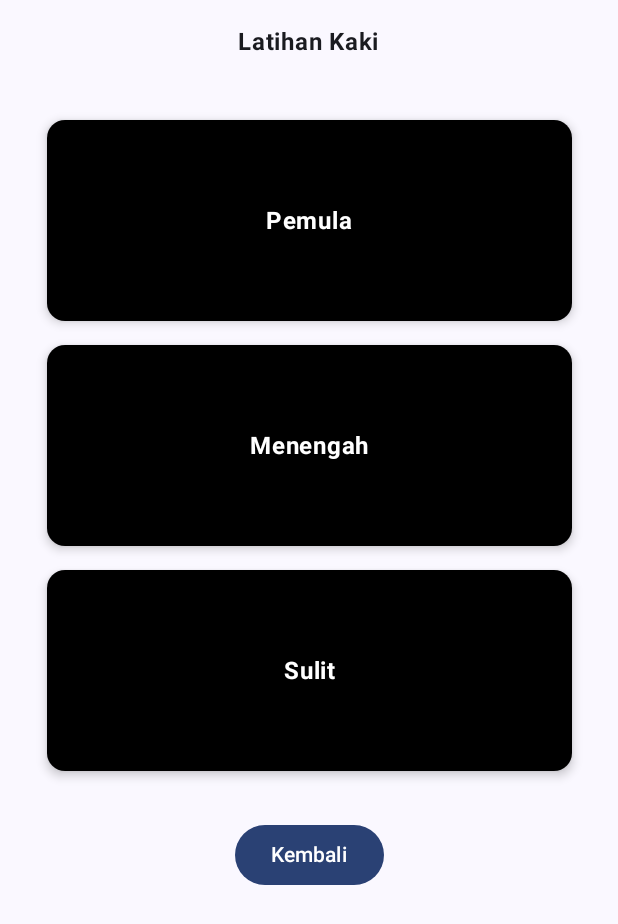
After one commit to BimoChesta/Miniproject-1, an Android app built with Jetpack Compose: the composable LatihanKakiScreen shown on its own in the app's theme, on a phone screen of 412 x 824 dp. The commit adds this screen. Shown: the top 924 px of the screen. Run offline under Robolectric (Android 15) with nearby library versions, the phone set to English and light mode, and no system bars.

Commit message:
1.6 LatihanKakiScreen dan mengisinya

```diff
--- /dev/null
+++ b/app/src/main/java/com/bimo0064/assesment1_miniproject/LatihanKakiScreen.kt
@@ -0,0 +1,57 @@
+package com.bimo0064.assesment1_miniproject
+
+import androidx.compose.foundation.background
+import androidx.compose.foundation.clickable
+import androidx.compose.foundation.layout.*
+import androidx.compose.material3.*
+import androidx.compose.runtime.Composable
+import androidx.compose.ui.Alignment
+import androidx.compose.ui.Modifier
+import androidx.compose.ui.draw.shadow
+import androidx.compose.ui.graphics.Color
+import androidx.compose.ui.text.font.FontWeight
+import androidx.compose.ui.unit.dp
+
+@Composable
+fun LatihanKakiScreen(onBack: () -> Unit) {
+    Column(
+        modifier = Modifier
+            .fillMaxSize()
+            .padding(16.dp),
+        horizontalAlignment = Alignment.CenterHorizontally
+    ) {
+        Text("Latihan Kaki", fontWeight = FontWeight.Bold)
+        Spacer(modifier = Modifier.height(8.dp))
+        Spacer(modifier = Modifier.height(24.dp))
+
+        BarLevelKaki("Pemula")
+        BarLevelKaki("Menengah")
+        BarLevelKaki("Sulit")
+
+        Spacer(modifier = Modifier.height(24.dp))
+
+        Button(onClick = onBack) {
+            Text("Kembali")
+        }
+    }
+}
+
+@Composable
+fun BarLevelKaki(title: String, onClick: () -> Unit = {}) {
+    Box(
+        modifier = Modifier
+            .width(350.dp)
+            .height(150.dp)
+            .padding(vertical = 8.dp)
+            .background(Color.Black, shape = MaterialTheme.shapes.medium)
+            .shadow(4.dp, shape = MaterialTheme.shapes.medium)
+            .clickable { onClick() },
+        contentAlignment = Alignment.Center
+    ) {
+        Text(
+            text = title,
+            color = Color.White,
+            fontWeight = FontWeight.Bold
+        )
+    }
+}
--- a/app/src/main/java/com/bimo0064/assesment1_miniproject/MainActivity.kt
+++ b/app/src/main/java/com/bimo0064/assesment1_miniproject/MainActivity.kt
@@ -59,11 +59,13 @@ fun MyApp() {
                 currentScreen == "dada" -> LatihanDadaScreen(onBack = { currentScreen = "home" })
                 currentScreen == "bahu" -> LatihanBahuScreen(onBack = { currentScreen = "home" })
                 currentScreen == "tangan" -> LatihanTanganScreen(onBack = { currentScreen = "home" })
+                currentScreen == "kaki" -> LatihanKakiScreen(onBack = { currentScreen = "home" })
 
                 else -> HomeScreen(
                     onLatihanDadaClick = { currentScreen = "dada" },
                     onLatihanBahuClick = { currentScreen = "bahu" },
-                    onLatihanTanganClick = { currentScreen = "tangan" }
+                    onLatihanTanganClick = { currentScreen = "tangan" },
+                    onLatihanKakiClick = { currentScreen = "kaki" }
                 )
             }
         }
@@ -115,7 +117,9 @@ fun AppBarWithMenu(onAboutClick: () -> Unit, onBackToHome: () -> Unit) {
 }
 
 @Composable
-fun HomeScreen(onLatihanDadaClick: () -> Unit, onLatihanBahuClick: () -> Unit, onLatihanTanganClick: () -> Unit) {
+fun HomeScreen(onLatihanDadaClick: () -> Unit, onLatihanBahuClick: () -> Unit,
+               onLatihanTanganClick: () -> Unit, onLatihanKakiClick: () -> Unit)
+{
     Greeting(name = "Bimo")
     Spacer(modifier = Modifier.height(16.dp))
     BarItem("Latihan Dada", onClick = onLatihanDadaClick)
```
